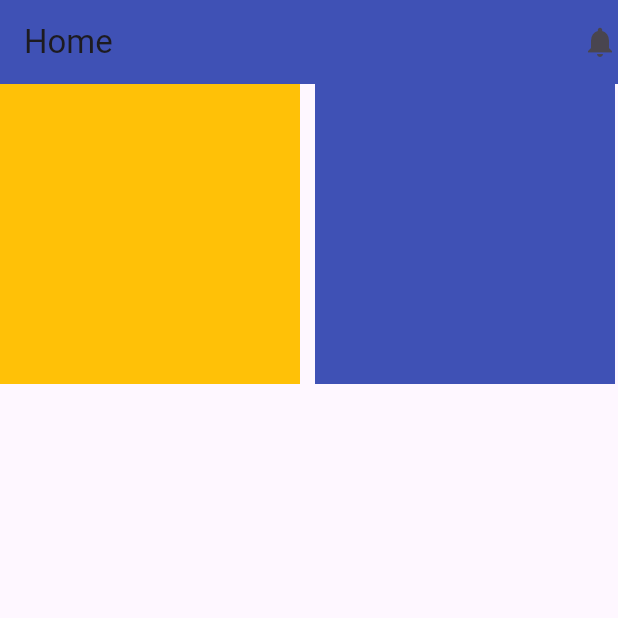
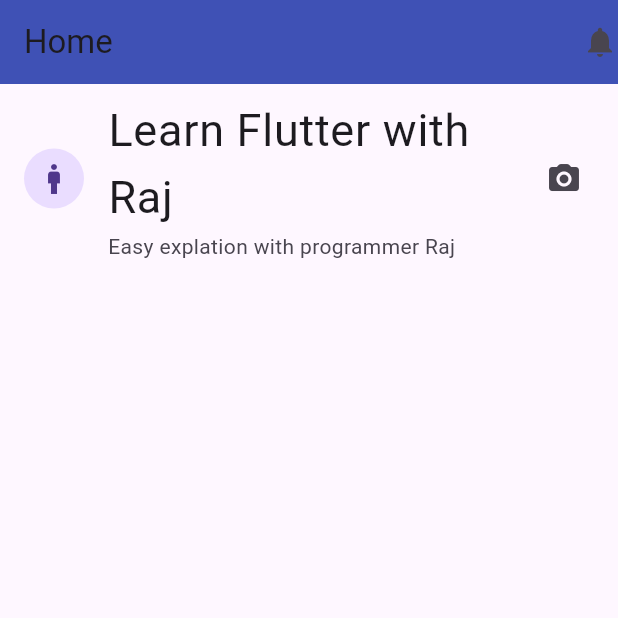
Before and after one commit to programmerrajbhai/Flutter-Top-AppsBar, a Flutter app: the screen it shows after launch, on a phone screen of 412 x 824 dp, the top half of it. Run offline on Flutter 3.47's test engine with Material 3 defaults, Android fonts, the phone set to English and light mode, and no system bars.

Commit message:
ListTile With Listview

```diff
--- a/lib/main.dart
+++ b/lib/main.dart
@@ -18,35 +18,17 @@ class MyApp extends StatelessWidget {
                Icon(Icons.notifications)
              ],
           ),
+          body: ListView(
+            children: <Widget>[
+              ListTile(
 
-          body: SingleChildScrollView(
-            scrollDirection: Axis.horizontal,
-            child: Row(
-              children: <Widget>[
-                Container(
-                  height: 200,
-                  width: 200,
-                  color: Colors.amber,
-                ),
-                SizedBox(height: 10,
-                width: 10,),
-                Container(
-                  height: 200,
-                  width: 200,
-                  color: Colors.indigo,
-                ),
-                SizedBox(
-                  height: 10,
-                  width: 10,
-                ),
-                Container(
-                  height: 200,
-                  width: 200,
-                  color: Colors.indigoAccent,
-                )
-              ],
+                title: Text("Learn Flutter with Raj",style: TextStyle(fontSize: 30,fontStyle: FontStyle.normal) ),
+                subtitle: Text("Easy explation with programmer Raj"),
+                leading: CircleAvatar(child: Icon(Icons.man),),
+                trailing: Icon(Icons.camera_alt_rounded),
+              ),
 
-            ),
+            ],
           ),
 
 
```
